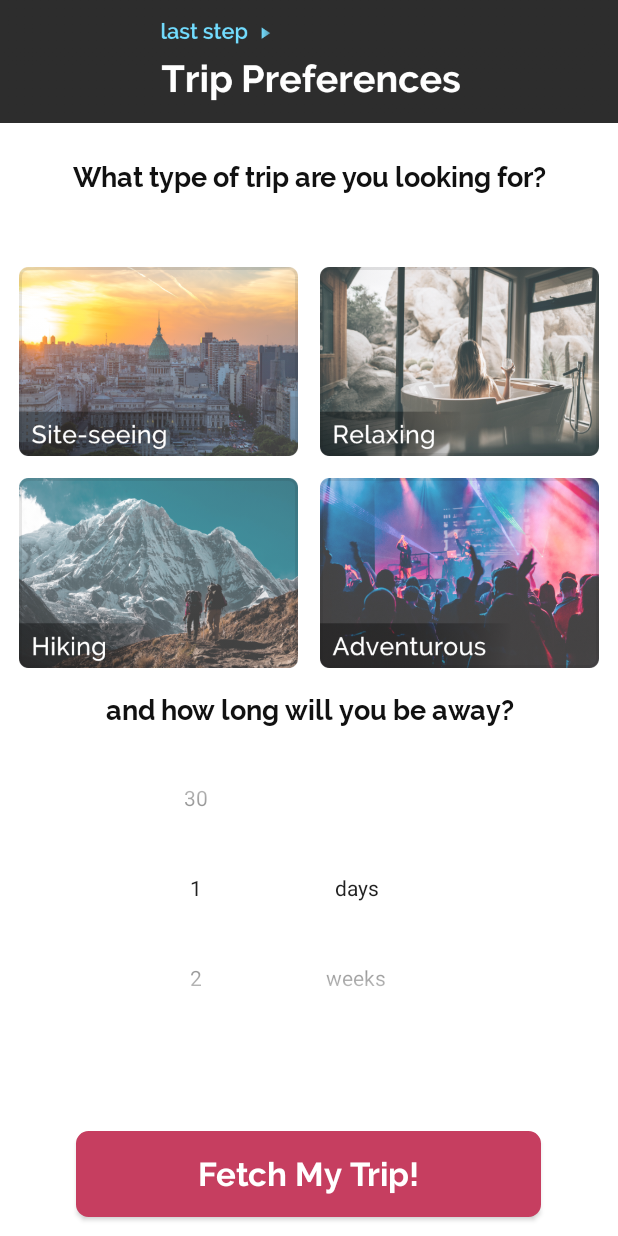
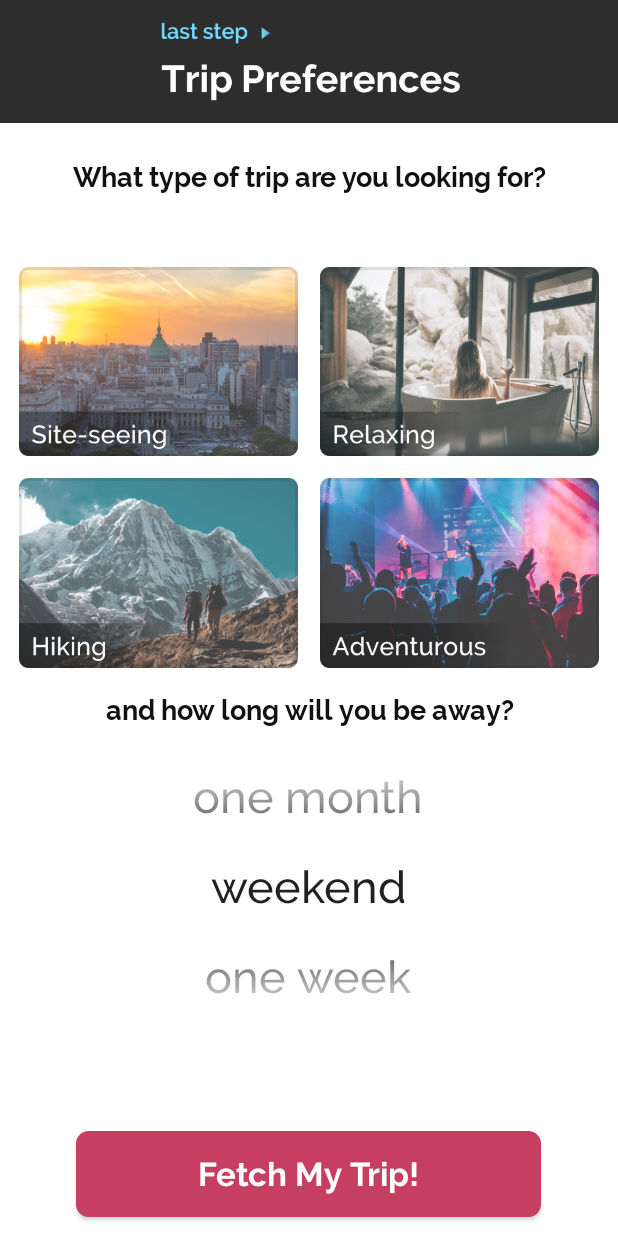
Before and after one commit to yoellevy/Tripp, an Android app: the fragment SelectDaysAndTypeFragment placed in its activity, on a phone screen of 412 x 824 dp. Run offline under Robolectric (Android 15) with nearby library versions, the light colour scheme and no system bars.

Commit message:
added a number picker class so we can change the styles of the number picker

```diff
--- /dev/null
+++ b/app/src/main/java/com/tripp/uxteam/tripp/MyNumberPicker.java
@@ -0,0 +1,52 @@
+package com.tripp.uxteam.tripp;
+
+import android.content.Context;
+import android.graphics.Typeface;
+import android.support.v4.content.res.ResourcesCompat;
+import android.util.AttributeSet;
+import android.view.View;
+import android.widget.EditText;
+import android.widget.NumberPicker;
+
+public class MyNumberPicker extends NumberPicker {
+    /**
+     * Create a new number picker.
+     *
+     * @param context The application environment.
+     */
+    public MyNumberPicker(Context context) {
+        super(context);
+    }
+
+    /**
+     * Create a new number picker.
+     *
+     * @param context The application environment.
+     * @param attrs   A collection of attributes.
+     */
+    public MyNumberPicker(Context context, AttributeSet attrs) {
+        super(context, attrs);
+    }
+
+    @Override
+    public void addView(View child, int index, android.view.ViewGroup.LayoutParams params) {
+        super.addView(child, index, params);
+        updateView(child);
+    }
+
+    @Override
+    public void addView(View child, android.view.ViewGroup.LayoutParams params) {
+        super.addView(child, params);
+        updateView(child);
+    }
+
+    private void updateView(View view) {
+        Typeface typeface = ResourcesCompat.getFont(getContext(), R.font.raleway_medium);
+        if(view instanceof EditText) {
+            ((EditText) view).setTextSize(30);
+//            ((EditText) view).setTextSize(25);
+            ((EditText) view).setTypeface(typeface);
+        }
+    }
+
+}
--- a/app/src/main/java/com/tripp/uxteam/tripp/SelectDaysAndTypeFragment.java
+++ b/app/src/main/java/com/tripp/uxteam/tripp/SelectDaysAndTypeFragment.java
@@ -48,13 +48,13 @@ public class SelectDaysAndTypeFragment extends BaseFragment {
         View view = inflater.inflate(R.layout.fragment_select_days_and_type, container, false);
 
         // here we'll set the values of the number picker element
-        NumberPicker timePicker = view.findViewById(R.id.time_length_picker);
-        timePicker.setMinValue(1);
-        timePicker.setMaxValue(30);
+//        NumberPicker timePicker = view.findViewById(R.id.time_length_picker);
+//        timePicker.setMinValue(1);
+//        timePicker.setMaxValue(30);
 
         NumberPicker timeTypePicker = view.findViewById(R.id.time_types_picker);
         timeTypePicker.setMinValue(0);
-        timeTypePicker.setMaxValue(2);
+        timeTypePicker.setMaxValue(4);
         timeTypePicker.setDisplayedValues(getResources().getStringArray(R.array.TIME_TYPES));
 
 
--- a/app/src/main/res/layout/fragment_select_days_and_type.xml
+++ b/app/src/main/res/layout/fragment_select_days_and_type.xml
@@ -138,17 +138,10 @@
                 android:textAlignment="center"
                 android:layout_gravity="center"
                 android:orientation="horizontal">
-                <NumberPicker
-                    android:theme="@style/DefaultNumberPickerTheme"
-                    android:id="@+id/time_length_picker"
-                    android:layout_width="match_parent"
-                    android:layout_height="wrap_content"
-                    android:gravity="center_vertical"
-                    />
-                <NumberPicker
+                <com.tripp.uxteam.tripp.MyNumberPicker
                     android:theme="@style/DefaultNumberPickerTheme"
                     android:id="@+id/time_types_picker"
-                    android:layout_width="150dp"
+                    android:layout_width="170dp"
                     android:gravity="center_vertical"
                     android:layout_height="wrap_content"
                     />
--- a/app/src/main/res/values/strings.xml
+++ b/app/src/main/res/values/strings.xml
@@ -9,9 +9,11 @@
     <string name="trip_duration_question">and how long will you be away?</string>
     <string name="fetch_my_trip_btn_txt">Fetch My Trip!</string>
     <string-array name="TIME_TYPES">
-        <item>days</item>
-        <item>weeks</item>
-        <item>months</item>
+        <item>weekend</item>
+        <item>one week</item>
+        <item>two weeks</item>
+        <item>three weeks</item>
+        <item>one month</item>
     </string-array>
 
     <string name="trip_summery">Trip Summery</string>
```
